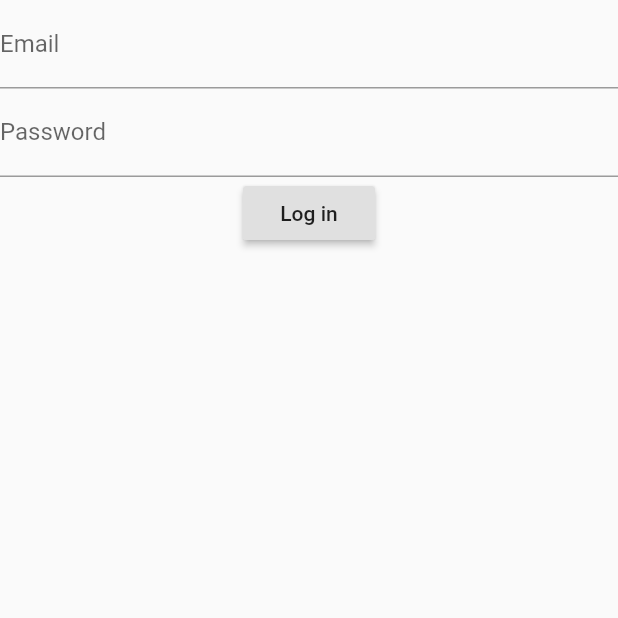
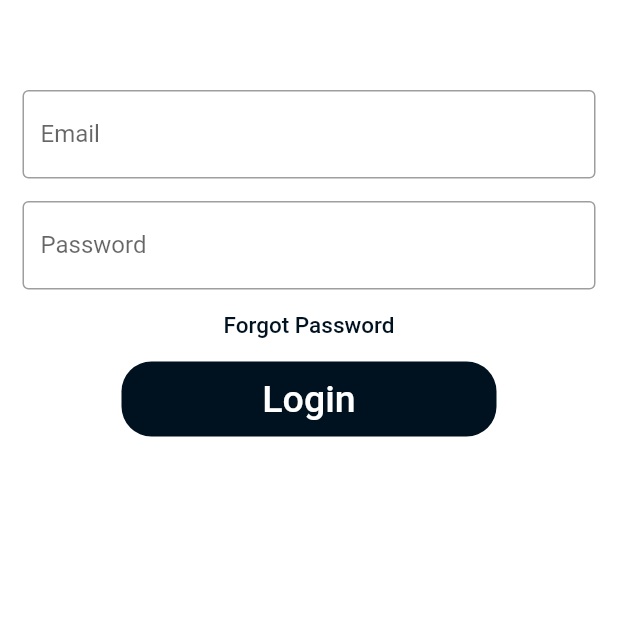
Before and after one commit to Fav8/groupay, a Flutter app: the Login screen opened directly, on a phone screen of 412 x 824 dp, the top half of it. Run offline on Flutter 3.47's test engine with Material 2 defaults, Android fonts, the phone set to English and light mode, and no system bars; our stand-ins replace firebase_auth, firebase_core; accounts and stored records are empty; generated files the repository leaves out were written again; network calls fail.

```diff
--- a/client/groupay-app/groupay_mobile/lib/Login.dart
+++ b/client/groupay-app/groupay_mobile/lib/Login.dart
@@ -2,37 +2,84 @@ import 'package:groupay_mobile/authentication_service.dart';
 import 'package:flutter/material.dart';
 import 'package:provider/provider.dart';
 
-class Login extends StatelessWidget {
+class Login extends StatefulWidget {
+  @override
+  _LoginState createState() => _LoginState();
+}
+
+class _LoginState extends State<Login> {
   final TextEditingController emailController = TextEditingController();
   final TextEditingController passwordController = TextEditingController();
-
   @override
   Widget build(BuildContext context) {
     return Scaffold(
-      body: Column(
-        children: [
-          TextField(
+      backgroundColor: Colors.white,
+      body: SingleChildScrollView(
+        child: Column(
+          children: <Widget>[
+            const Padding(
+              padding: EdgeInsets.only(top: 60.0),
+              child: Center(),
+            ),
+            Padding(
+              //padding: const EdgeInsets.only(left:15.0,right: 15.0,top:0,bottom: 0),
+              padding: const EdgeInsets.symmetric(horizontal: 15),
+              child: TextField(
                 controller: emailController,
-            decoration: InputDecoration(
-              labelText: "Email",
+                decoration: const InputDecoration(
+                    border: OutlineInputBorder(),
+                    labelText: 'Email',
+                    hintText: 'Enter valid email id as abc@gmail.com'),
               ),
             ),
-          TextField(
+            Padding(
+              padding: const EdgeInsets.only(
+                  left: 15.0, right: 15.0, top: 15, bottom: 0),
+              //padding: EdgeInsets.symmetric(horizontal: 15),
+              child: TextField(
                 controller: passwordController,
-            decoration: InputDecoration(
-              labelText: "Password",
+                obscureText: true,
+                decoration: const InputDecoration(
+                    border: const OutlineInputBorder(),
+                    labelText: 'Password',
+                    hintText: 'Enter secure password'),
               ),
             ),
-          RaisedButton(
+            FlatButton(
+              onPressed: () {
+                //TODO FORGOT PASSWORD SCREEN GOES HERE
+              },
+              child: const Text(
+                'Forgot Password',
+                style: TextStyle(
+                    color: Color.fromARGB(255, 0, 17, 32), fontSize: 15),
+              ),
+            ),
+            Container(
+              height: 50,
+              width: 250,
+              decoration: BoxDecoration(
+                  color: Color.fromARGB(255, 0, 17, 32),
+                  borderRadius: BorderRadius.circular(20)),
+              child: TextButton(
                 onPressed: () {
                   context.read<AuthenticationService>().logIn(
                         email: emailController.text.trim(),
                         password: passwordController.text.trim(),
                       );
                 },
-            child: Text("Log in"),
-          )
+                child: const Text(
+                  'Login',
+                  style: const TextStyle(color: Colors.white, fontSize: 25),
+                ),
+              ),
+            ),
+            const SizedBox(
+              height: 130,
+            ),
+            //const Text('New User? Create Account')
           ],
+        ),
       ),
     );
   }
```
Also changed, not shown: client/groupay-app/groupay_mobile/lib/Homepage.dart (+9 -3 lines), client/groupay-app/groupay_mobile/lib/authentication_service.dart (+9 -2 lines), client/groupay-app/groupay_mobile/lib/main.dart (+7 -3 lines), 6 other files. Lines whose indentation alone changed are shown as unchanged.
